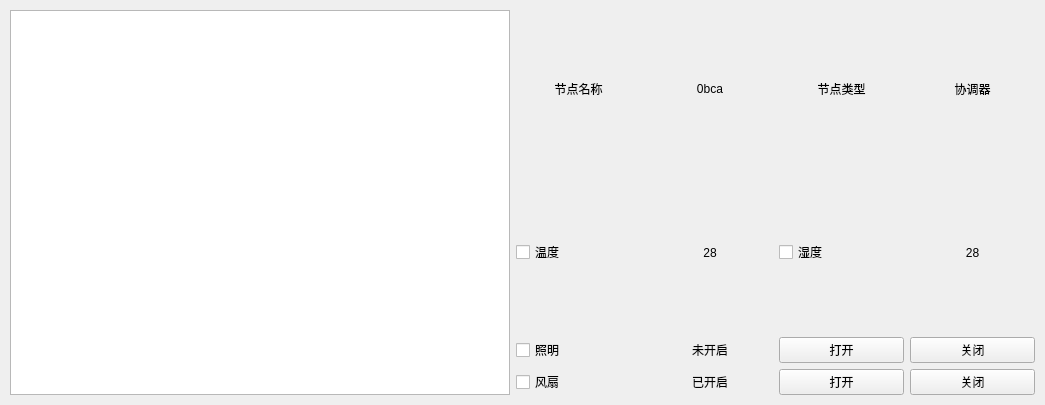
Qt form node/node.ui (muyulong/pi_gateway) before a commit.
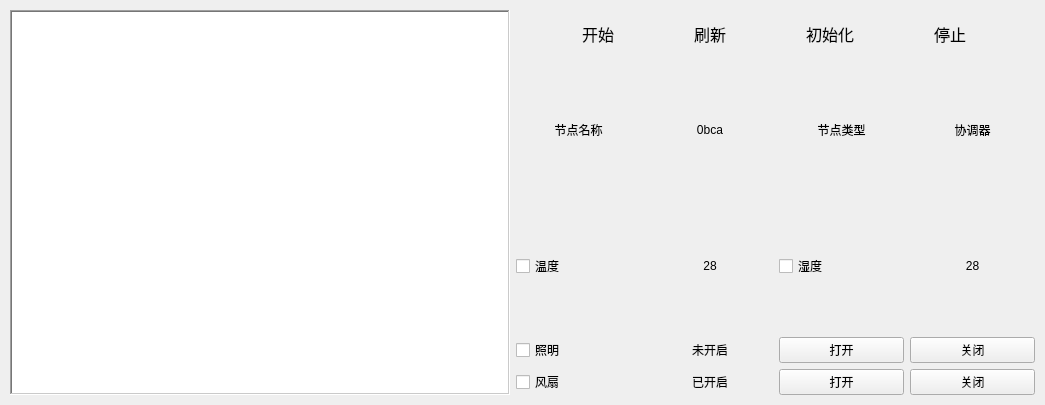
The same form after that commit. Icons and pictures are not drawn.

What changed in the file:
```diff
--- a/node/node.ui
+++ b/node/node.ui
@@ -48,7 +48,14 @@
        <number>0</number>
       </property>
       <item>
-       <widget class="QTreeView" name="treeView"/>
+       <widget class="QTreeView" name="treeView">
+        <property name="frameShape">
+         <enum>QFrame::WinPanel</enum>
+        </property>
+        <property name="animated">
+         <bool>true</bool>
+        </property>
+       </widget>
       </item>
      </layout>
     </widget>
@@ -70,6 +77,156 @@
       </property>
       <item>
        <layout class="QVBoxLayout" name="verticalLayout">
+        <item>
+         <layout class="QHBoxLayout" name="horizontalLayout_7">
+          <item>
+           <widget class="QToolButton" name="toolButton_start">
+            <property name="minimumSize">
+             <size>
+              <width>48</width>
+              <height>48</height>
+             </size>
+            </property>
+            <property name="font">
+             <font>
+              <family>微软雅黑</family>
+              <pointsize>12</pointsize>
+             </font>
+            </property>
+            <property name="text">
+             <string>开始</string>
+            </property>
+            <property name="icon">
+             <iconset resource="../resource.qrc">
+              <normaloff>:/pic/start.png</normaloff>:/pic/start.png</iconset>
+            </property>
+            <property name="iconSize">
+             <size>
+              <width>48</width>
+              <height>48</height>
+             </size>
+            </property>
+            <property name="toolButtonStyle">
+             <enum>Qt::ToolButtonTextBesideIcon</enum>
+            </property>
+            <property name="autoRaise">
+             <bool>true</bool>
+            </property>
+            <property name="arrowType">
+             <enum>Qt::NoArrow</enum>
+            </property>
+           </widget>
+          </item>
+          <item>
+           <widget class="QToolButton" name="toolButton_refresh">
+            <property name="minimumSize">
+             <size>
+              <width>48</width>
+              <height>48</height>
+             </size>
+            </property>
+            <property name="font">
+             <font>
+              <family>微软雅黑</family>
+              <pointsize>12</pointsize>
+             </font>
+            </property>
+            <property name="text">
+             <string>刷新</string>
+            </property>
+            <property name="icon">
+             <iconset resource="../resource.qrc">
+              <normaloff>:/pic/refresh.png</normaloff>:/pic/refresh.png</iconset>
+            </property>
+            <property name="iconSize">
+             <size>
+              <width>48</width>
+              <height>48</height>
+             </size>
+            </property>
+            <property name="toolButtonStyle">
+             <enum>Qt::ToolButtonTextBesideIcon</enum>
+            </property>
+            <property name="autoRaise">
+             <bool>true</bool>
+            </property>
+           </widget>
+          </item>
+          <item>
+           <widget class="QToolButton" name="toolButton_init">
+            <property name="minimumSize">
+             <size>
+              <width>48</width>
+              <height>48</height>
+             </size>
+            </property>
+            <property name="font">
+             <font>
+              <family>微软雅黑</family>
+              <pointsize>12</pointsize>
+             </font>
+            </property>
+            <property name="text">
+             <string>初始化</string>
+            </property>
+            <property name="icon">
+             <iconset resource="../resource.qrc">
+              <normaloff>:/pic/init.png</normaloff>:/pic/init.png</iconset>
+            </property>
+            <property name="iconSize">
+             <size>
+              <width>48</width>
+              <height>48</height>
+             </size>
+            </property>
+            <property name="toolButtonStyle">
+             <enum>Qt::ToolButtonTextBesideIcon</enum>
+            </property>
+            <property name="autoRaise">
+             <bool>true</bool>
+            </property>
+            <property name="arrowType">
+             <enum>Qt::NoArrow</enum>
+            </property>
+           </widget>
+          </item>
+          <item>
+           <widget class="QToolButton" name="toolButton_stop">
+            <property name="minimumSize">
+             <size>
+              <width>48</width>
+              <height>48</height>
+             </size>
+            </property>
+            <property name="font">
+             <font>
+              <family>微软雅黑</family>
+              <pointsize>12</pointsize>
+             </font>
+            </property>
+            <property name="text">
+             <string>停止</string>
+            </property>
+            <property name="icon">
+             <iconset resource="../resource.qrc">
+              <normaloff>:/pic/stop.png</normaloff>:/pic/stop.png</iconset>
+            </property>
+            <property name="iconSize">
+             <size>
+              <width>48</width>
+              <height>48</height>
+             </size>
+            </property>
+            <property name="toolButtonStyle">
+             <enum>Qt::ToolButtonTextBesideIcon</enum>
+            </property>
+            <property name="autoRaise">
+             <bool>true</bool>
+            </property>
+           </widget>
+          </item>
+         </layout>
+        </item>
         <item>
          <layout class="QHBoxLayout" name="horizontalLayout_2">
           <item>
```
Left out of the diff: 12 changed lines with no effect on the pictures.
